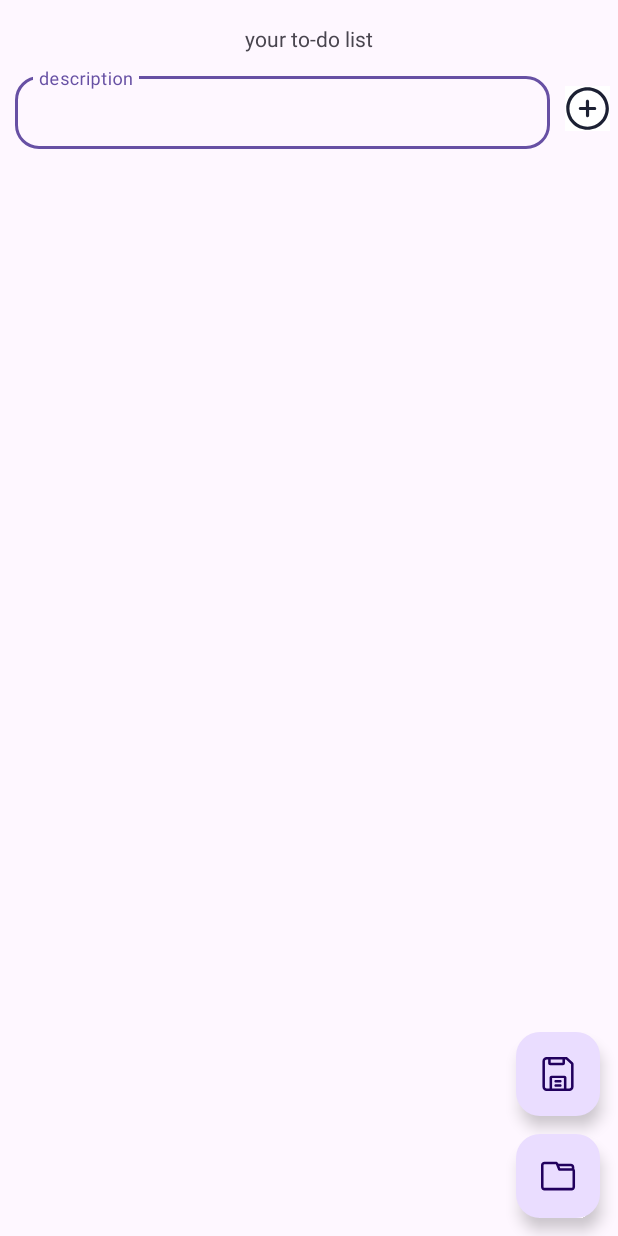
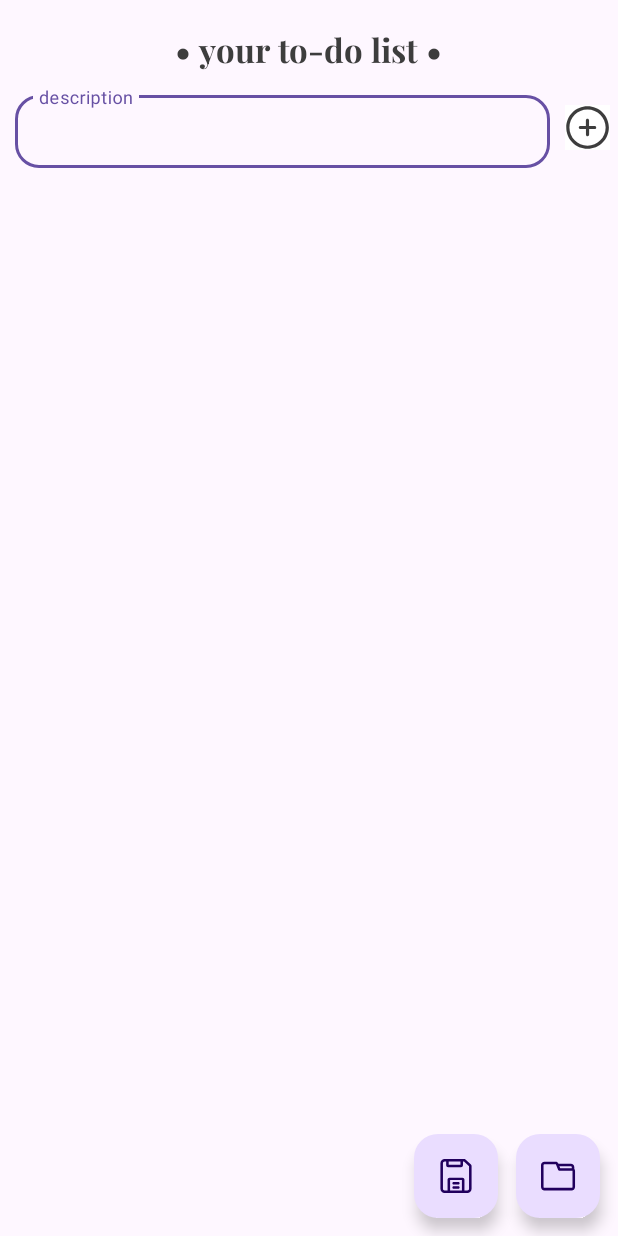
Before and after one commit to giperbaba/to-do-list, an Android app: the screen it shows after launch (MainActivity), on a phone screen of 412 x 824 dp. Run offline under Robolectric (Android 15) with nearby library versions, the phone set to English and light mode, and no system bars.

Commit message:
i feel upset

```diff
--- a/app/src/main/res/drawable/add_task.xml
+++ b/app/src/main/res/drawable/add_task.xml
@@ -5,8 +5,8 @@
     android:viewportHeight="64">
   <path
       android:pathData="M42.2,29.7C42.2,29.7 42.2,29.7 42.2,29.7l-8,0l0,-7.9c0,-1.2 -1,-2.2 -2.3,-2.2c0,0 0,0 0,0c-1.2,0 -2.2,1 -2.2,2.3l0,7.9l-7.9,0c-1.2,0 -2.2,1 -2.2,2.3c0,1.2 1,2.2 2.3,2.2c0,0 0,0 0,0l7.9,0l0,7.9c0,1.2 1,2.2 2.3,2.2c0,0 0,0 0,0c1.2,0 2.2,-1 2.2,-2.3l0,-7.9l7.9,0c1.2,0 2.2,-1 2.2,-2.3C44.4,30.7 43.4,29.7 42.2,29.7z"
-      android:fillColor="#1C2033"/>
+      android:fillColor="@color/dark"/>
   <path
       android:pathData="M32,1.8C15.3,1.8 1.8,15.3 1.8,32c0,16.7 13.6,30.3 30.3,30.3c16.7,0 30.3,-13.6 30.3,-30.3C62.3,15.3 48.7,1.8 32,1.8zM32,57.8C17.8,57.8 6.3,46.2 6.3,32S17.8,6.3 32,6.3S57.8,17.8 57.8,32S46.2,57.8 32,57.8z"
-      android:fillColor="#1C2033"/>
+      android:fillColor="@color/dark"/>
 </vector>
--- a/app/src/main/res/layout/activity_main.xml
+++ b/app/src/main/res/layout/activity_main.xml
@@ -9,10 +9,13 @@
 
     <TextView
         android:id="@+id/nameApp"
+        android:fontFamily="@font/playfairdisplay"
+        android:textColor="@color/dark"
         android:layout_width="wrap_content"
         android:layout_height="wrap_content"
+        android:layout_margin="16dp"
         android:text="@string/app_name"
-        android:layout_margin="16dp"
+        android:textAppearance="@style/TextAppearance.AppCompat.Large"
         app:layout_constraintEnd_toEndOf="parent"
         app:layout_constraintStart_toStartOf="parent"
         app:layout_constraintTop_toTopOf="parent" />
@@ -77,8 +80,8 @@
         android:layout_height="wrap_content"
         android:layout_margin="12dp"
         app:icon="@drawable/save"
-        app:layout_constraintBottom_toTopOf="@+id/upload"
-        app:layout_constraintEnd_toEndOf="parent">
+        app:layout_constraintBottom_toBottomOf="parent"
+        app:layout_constraintEnd_toStartOf="@+id/upload">
 
     </com.google.android.material.floatingactionbutton.ExtendedFloatingActionButton>
 
--- a/app/src/main/res/layout/item_task.xml
+++ b/app/src/main/res/layout/item_task.xml
@@ -29,8 +29,8 @@
         android:id="@+id/deleteButton"
         android:layout_width="wrap_content"
         android:layout_height="wrap_content"
-        android:layout_margin="2dp"
-        android:src="@drawable/delete"
+        android:layout_margin="3dp"
+        android:src="@drawable/del"
         android:background="@color/white"
         app:layout_constraintBottom_toBottomOf="parent"
         app:layout_constraintEnd_toEndOf="parent"
--- a/app/src/main/res/values/colors.xml
+++ b/app/src/main/res/values/colors.xml
@@ -1,7 +1,8 @@
 <?xml version="1.0" encoding="utf-8"?>
 <resources>
     <color name="black">#FF000000</color>
+    <color name="dark">#F2333333</color>
     <color name="white">#FFFFFFFF</color>
-    <color name="colorChecked">#FF4081</color> <!-- Цвет при нажатии -->
-    <color name="colorUnchecked">#CCCCCC</color> <!-- Цвет по умолчанию -->
+    <color name="colorChecked">#FF4081</color>
+    <color name="colorUnchecked">#CCCCCC</color>
 </resources>
--- a/app/src/main/res/values/strings.xml
+++ b/app/src/main/res/values/strings.xml
@@ -1,5 +1,5 @@
 <resources>
-    <string name="app_name">your to-do list</string>
+    <string name="app_name">• your to-do list •</string>
     <string name="add_new_task">add new task</string>
     <string name="input_field">description</string>
     <string name="hello_blank_fragment">Hello blank fragment</string>
```
Also changed, not shown: app/src/main/res/drawable/del.xml (added, +13 -0 lines), app/src/main/res/drawable/delete.xml (deleted, +0 -18 lines), app/src/main/res/font/playfairdisplay.ttf (added).
